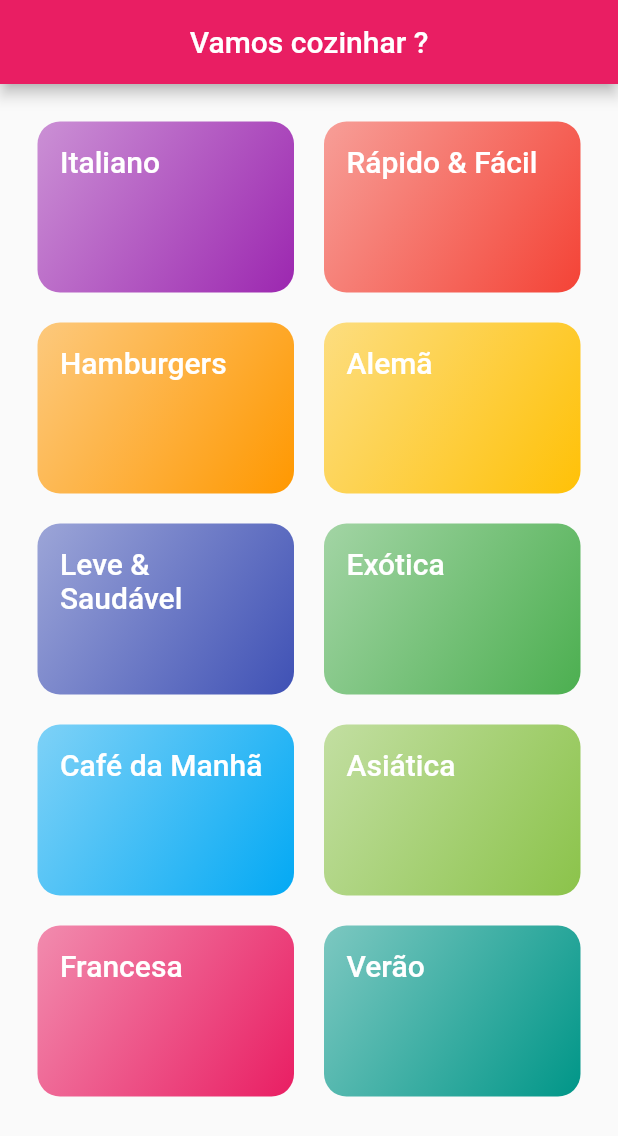
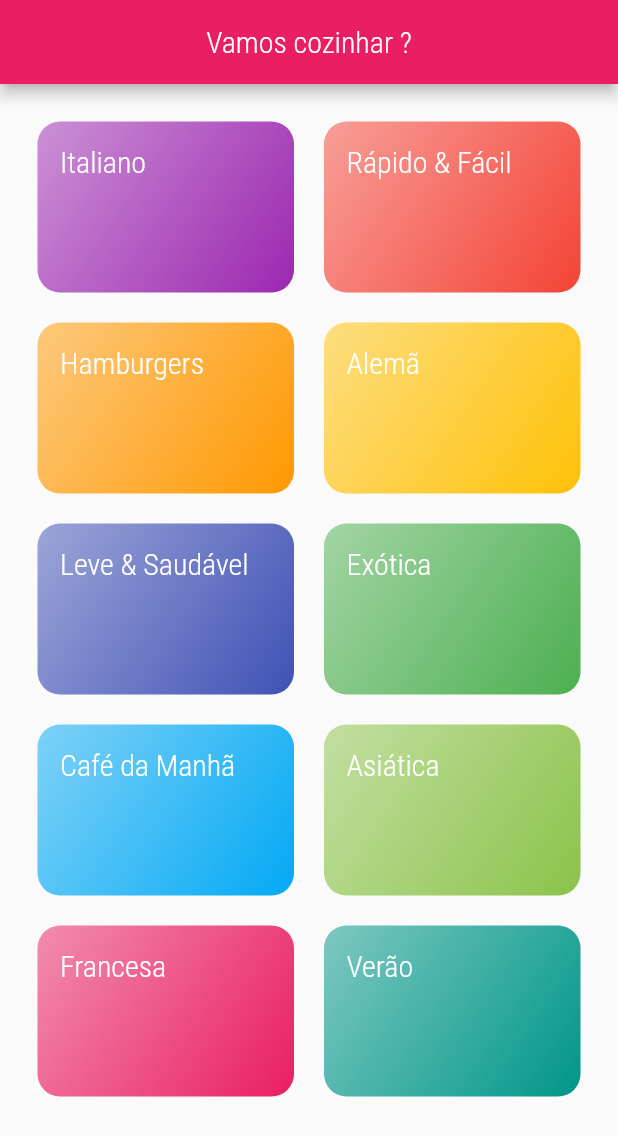
Before and after one commit to ravelsoares/receitas, a Flutter app: the screen it shows after launch, on a phone screen of 412 x 824 dp. Shown: the top 1136 px of the screen. Run offline on Flutter 3.47's test engine with Material 2 defaults, Android fonts, the phone set to English and light mode, and no system bars.

Commit message:
Cadastrando fontes

```diff
--- a/lib/main.dart
+++ b/lib/main.dart
@@ -22,7 +22,8 @@ class MyApp extends StatelessWidget {
               secondary: Colors.amber,
             ),
         textTheme: ThemeData.light().textTheme.copyWith(
-              headline6: const TextStyle(fontSize: 20),
+              headline6:
+                  const TextStyle(fontFamily: 'RobotoCondensed', fontSize: 20),
             ),
       ),
       routes: {
```
Also changed, not shown: pubspec.yaml (+17 -12 lines), assets/fonts/Raleway-Black.ttf (added), assets/fonts/Raleway-Bold.ttf (added), assets/fonts/Raleway-Regular.ttf (added), assets/fonts/RobotoCondensed-Bold.ttf (added), assets/fonts/RobotoCondensed-Italic.ttf (added), assets/fonts/RobotoCondensed-Light.ttf (added), assets/fonts/RobotoCondensed-Regular.ttf (added).
